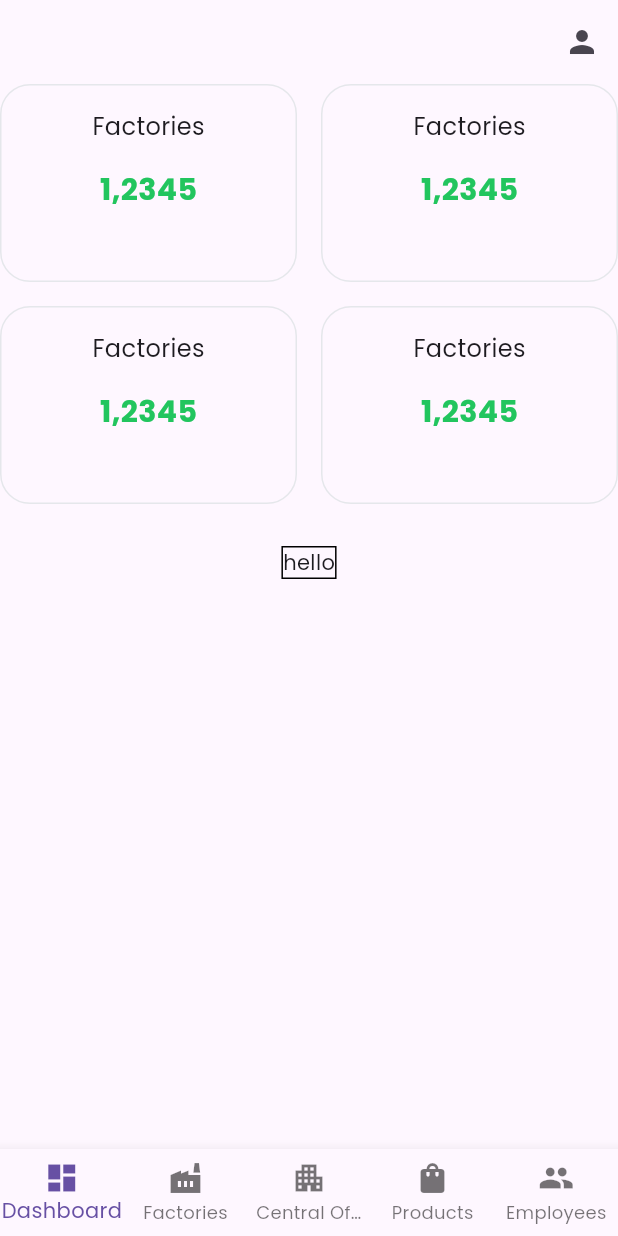
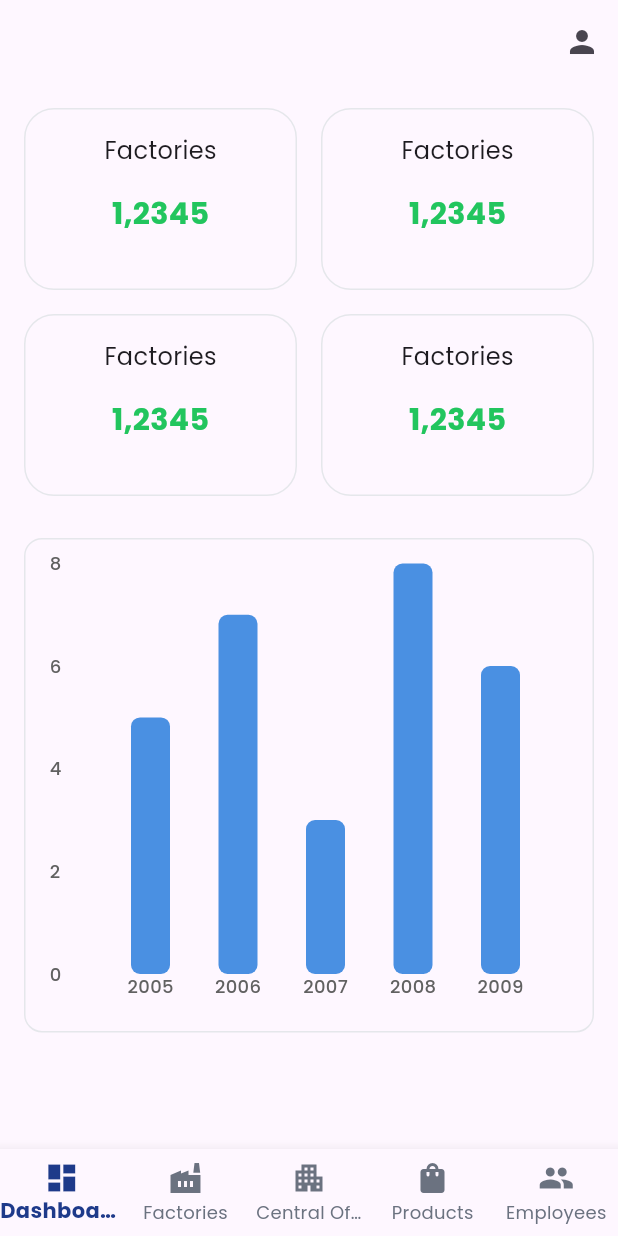
Before and after one commit to shashankyerguntala/spear_me_app, a Flutter app: the OwnerDashboard screen opened by its route, on a phone screen of 412 x 824 dp. Run offline on Flutter 3.47's test engine with Material 3 defaults, Android fonts, the light colour scheme and no system bars; drawn by our look-alikes of fl_chart; our stand-ins replace bloc, dio, equatable, flutter_bloc, get_it, go_router and 2 more.

Commit message:
owner_dashboard_complete

```diff
--- a/lib/core/constants/string_constants/assets_constants.dart
+++ b/lib/core/constants/string_constants/assets_constants.dart
@@ -3,4 +3,5 @@ class AssetsConstants {
   static String loginAsset = 'assets/animations/login.json';
   static String dashboardLoadingAsset =
       'assets/animations/dashboard_loading.json';
+  static String loginLoadingAsset = 'assets/animations/login_loading.json';
 }
--- a/lib/core/routes/bottom_nav/owner_bottom_navbar.dart
+++ b/lib/core/routes/bottom_nav/owner_bottom_navbar.dart
@@ -1,5 +1,6 @@
 import 'package:flutter/material.dart';
 import 'package:go_router/go_router.dart';
+import 'package:spear_me_app/core/constants/color_constants.dart';
 import 'package:spear_me_app/core/constants/string_constants/routes_constansts.dart';
 
 class OwnerBottomNavbar extends StatelessWidget {
@@ -27,6 +28,12 @@ class OwnerBottomNavbar extends StatelessWidget {
       bottomNavigationBar: BottomNavigationBar(
         currentIndex: currentIndex == -1 ? 0 : currentIndex,
         onTap: (int index) => context.go(tabs[index]),
+
+        selectedItemColor: ColorConstants.primary,
+        unselectedItemColor: ColorConstants.textSecondary,
+        showUnselectedLabels: true,
+        selectedLabelStyle: const TextStyle(fontWeight: FontWeight.bold),
+        unselectedLabelStyle: const TextStyle(fontWeight: FontWeight.normal),
         type: BottomNavigationBarType.fixed,
         items: <BottomNavigationBarItem>[
           BottomNavigationBarItem(
--- a/lib/features/authentication/presentation/sign_in/bloc/sign_in_bloc.dart
+++ b/lib/features/authentication/presentation/sign_in/bloc/sign_in_bloc.dart
@@ -19,7 +19,7 @@ class SignInBloc extends Bloc<SignInEvent, SignInState> {
       Emitter<SignInState> emit,
     ) async {
       emit(SignInLoading());
-      Future.delayed(Duration(seconds: 2));
+      await Future.delayed(Duration(seconds: 3));
       emit(SignInSuccess());
     });
   }
--- a/lib/features/authentication/presentation/sign_up/bloc/sign_up_event.dart
+++ b/lib/features/authentication/presentation/sign_up/bloc/sign_up_event.dart
@@ -4,7 +4,7 @@ sealed class SignUpEvent extends Equatable {
   const SignUpEvent();
 
   @override
-  List<Object?> get props => [];
+  List<Object?> get props => <Object?>[];
 }
 
 class SignUpRequested extends SignUpEvent {
@@ -19,7 +19,7 @@ class SignUpRequested extends SignUpEvent {
   });
 
   @override
-  List<Object?> get props => [username, email, password];
+  List<Object?> get props => <Object?>[username, email, password];
 }
 
 class ShowPasswordEvent extends SignUpEvent {}
--- a/lib/features/owner/presentation/owner_dashboard/bloc/owner_home_bloc.dart
+++ b/lib/features/owner/presentation/owner_dashboard/bloc/owner_home_bloc.dart
@@ -6,8 +6,13 @@ part 'owner_home_state.dart';
 
 class OwnerHomeBloc extends Bloc<OwnerHomeEvent, OwnerHomeState> {
   OwnerHomeBloc() : super(OwnerHomeInitial()) {
-    on<OwnerHomeEvent>((event, emit) {
-      // TODO: implement event handler
+    on<OwnerInitialEvent>((
+      OwnerHomeEvent event,
+      Emitter<OwnerHomeState> emit,
+    ) async {
+      emit(OwnerLoading());
+      await Future.delayed(Duration(seconds: 1));
+      emit(OwnerLoaded());
     });
   }
 }
--- a/lib/features/owner/presentation/owner_dashboard/bloc/owner_home_event.dart
+++ b/lib/features/owner/presentation/owner_dashboard/bloc/owner_home_event.dart
@@ -4,5 +4,7 @@ sealed class OwnerHomeEvent extends Equatable {
   const OwnerHomeEvent();
 
   @override
-  List<Object> get props => [];
+  List<Object> get props => <Object>[];
 }
+
+class OwnerInitialEvent extends OwnerHomeEvent {}
--- a/lib/features/owner/presentation/owner_dashboard/bloc/owner_home_state.dart
+++ b/lib/features/owner/presentation/owner_dashboard/bloc/owner_home_state.dart
@@ -4,7 +4,11 @@ sealed class OwnerHomeState extends Equatable {
   const OwnerHomeState();
 
   @override
-  List<Object> get props => [];
+  List<Object> get props => <Object>[];
 }
 
 final class OwnerHomeInitial extends OwnerHomeState {}
+
+final class OwnerLoading extends OwnerHomeState {}
+
+final class OwnerLoaded extends OwnerHomeState {}
--- a/lib/features/owner/presentation/owner_dashboard/screens/owner_dashboard.dart
+++ b/lib/features/owner/presentation/owner_dashboard/screens/owner_dashboard.dart
@@ -1,4 +1,10 @@
 import 'package:flutter/material.dart';
+import 'package:flutter_bloc/flutter_bloc.dart';
+import 'package:lottie/lottie.dart';
+import 'package:spear_me_app/core/constants/color_constants.dart';
+import 'package:spear_me_app/core/constants/string_constants/assets_constants.dart';
+import 'package:spear_me_app/features/owner/presentation/owner_dashboard/bloc/owner_home_bloc.dart';
+import 'package:spear_me_app/features/owner/presentation/owner_dashboard/widgets/bar_chart_widget.dart';
 import 'package:spear_me_app/features/owner/presentation/owner_dashboard/widgets/stat_card.dart';
 
 class OwnerDashboard extends StatelessWidget {
@@ -6,7 +12,12 @@ class OwnerDashboard extends StatelessWidget {
 
   @override
   Widget build(BuildContext context) {
-    return Scaffold(
+    final double screenHeight = MediaQuery.of(context).size.height;
+
+    return BlocProvider<OwnerHomeBloc>(
+      create: (BuildContext context) =>
+          OwnerHomeBloc()..add(OwnerInitialEvent()),
+      child: Scaffold(
         appBar: AppBar(
           actions: <Widget>[
             Padding(
@@ -15,7 +26,17 @@ class OwnerDashboard extends StatelessWidget {
             ),
           ],
         ),
-      body: Column(
+        body: BlocBuilder<OwnerHomeBloc, OwnerHomeState>(
+          builder: (BuildContext context, OwnerHomeState state) {
+            if (state is OwnerLoading) {
+              return Center(
+                child: Lottie.asset(AssetsConstants.dashboardLoadingAsset),
+              );
+            } else if (state is OwnerLoaded) {
+              return SingleChildScrollView(
+                child: Padding(
+                  padding: const EdgeInsets.all(16.0),
+                  child: Column(
                     spacing: 28,
                     children: <Widget>[
                       GridView(
@@ -34,11 +55,26 @@ class OwnerDashboard extends StatelessWidget {
                           StatCard(label: 'Factories'),
                         ],
                       ),
+
                       Container(
-            decoration: BoxDecoration(border: BoxBorder.all()),
-            child: Text('hello'),
+                        width: double.infinity,
+                        height: screenHeight * 0.4,
+
+                        padding: EdgeInsets.all(16),
+                        decoration: BoxDecoration(
+                          borderRadius: BorderRadius.circular(12),
+                          border: Border.all(color: ColorConstants.border),
+                        ),
+                        child: const BarChartWidget(),
                       ),
                     ],
+                  ),
+                ),
+              );
+            }
+            return Container();
+          },
+        ),
       ),
     );
   }
--- a/pubspec.yaml
+++ b/pubspec.yaml
@@ -42,7 +42,7 @@ dependencies:
   google_fonts: ^6.3.2
   go_router: ^16.3.0
   equatable: ^2.0.7
-  fl_chart: ^1.1.0
+  fl_chart: ^0.66.2
 
 dev_dependencies:
   flutter_test:
```
Also changed, not shown: lib/core/network/error_handler.dart (+8 -8 lines), lib/features/authentication/presentation/sign_in/screens/sign_in_screen.dart (+15 -13 lines), lib/features/authentication/presentation/sign_up/bloc/sign_up_state.dart (+5 -5 lines), lib/features/owner/presentation/owner_dashboard/widgets/bar_chart_widget.dart (added, +96 -0 lines), assets/animations/login_loading.json (renamed from assets/animations/animation.json), pubspec.lock. Lines whose indentation alone changed are shown as unchanged.
